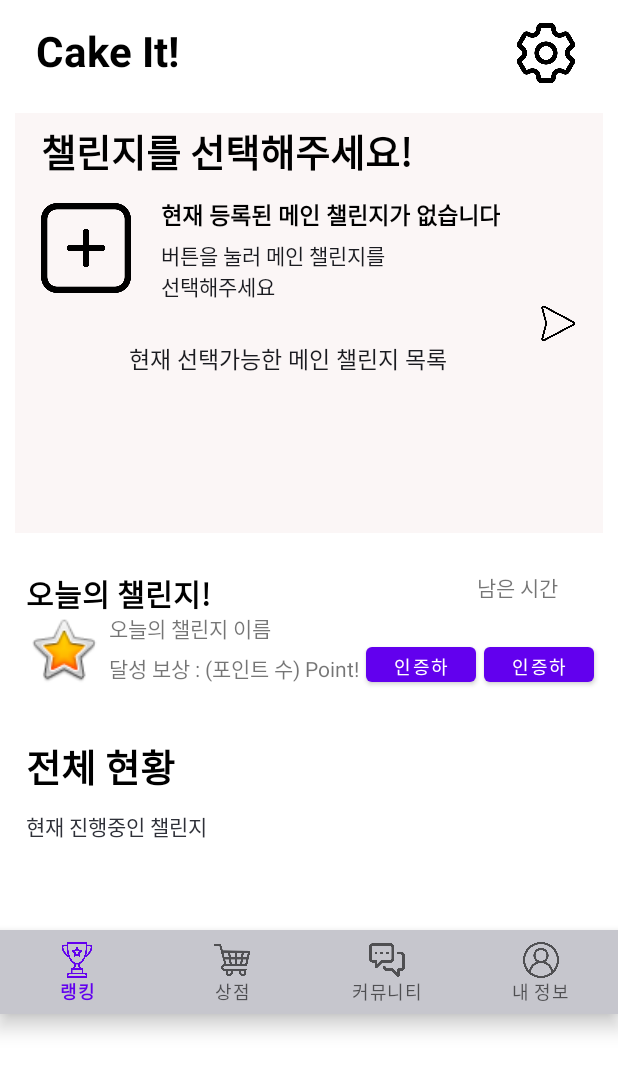
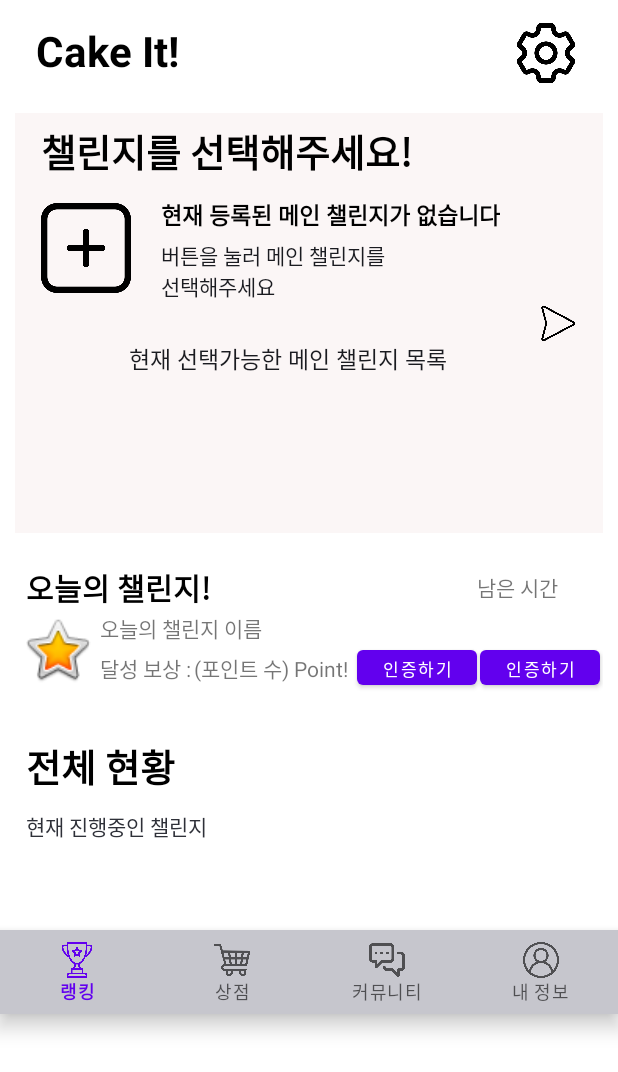
Before and after one commit to zzammin/Sw_project_android, an Android app: the screen it shows after launch (MainActivity), on a phone screen of 412 x 824 dp. Shown: the top 1072 px of the screen. Run offline under Robolectric (Android 15) with nearby library versions, the phone set to English and light mode, and no system bars.

Commit message:
logo 클릭 시 home으로 돌아오기 내용 보완

```diff
--- a/app/src/main/java/com/example/swproject/MainActivity.java
+++ b/app/src/main/java/com/example/swproject/MainActivity.java
@@ -23,6 +23,9 @@ import com.google.android.material.navigation.NavigationBarView;
 import java.util.ArrayList;
 
 public class MainActivity extends AppCompatActivity {
+    // fragment를 사용하려면 FragmentManager가 필요
+    private FragmentManager fragmentManager = getSupportFragmentManager();
+    // Fragment 클래스와 참조변수들
     Home home;
     Ranking ranking;
     Market market;
@@ -34,51 +37,48 @@ public class MainActivity extends AppCompatActivity {
         super.onCreate(savedInstanceState);
         setContentView(R.layout.activity_main);
 
-        // fragment 모음
+        // Fragment 모음
         home = new Home();
         ranking = new Ranking();
         market = new Market();
         community = new Community();
         mypage = new MyPage();
 
-        getSupportFragmentManager().beginTransaction().replace(R.id.fregment_linear,home).commit();
+        // fragment_linear (fragment가 들어갈 layout)에 fragment 추가
+        fragmentManager.beginTransaction().add(R.id.fragment_linear,home).commit();
+        fragmentManager.beginTransaction().add(R.id.fragment_linear,ranking).hide(ranking).commit();
+        fragmentManager.beginTransaction().add(R.id.fragment_linear,market).hide(market).commit();
+        fragmentManager.beginTransaction().add(R.id.fragment_linear,community).hide(community).commit();
+        fragmentManager.beginTransaction().add(R.id.fragment_linear,mypage).hide(mypage).commit();
 
-        // id가 pager인 viewpager가 home.xml에 있기 때문에 inflate
-//        LayoutInflater inflater = LayoutInflater.from(this);
-//        View inflate_home=inflater.inflate(R.layout.home,null);
-        //
-
-        // 얘를 Home에 옮겨야 될 듯?? 어떻게 옮기지?
-//        ViewPager2 pager = inflate_home.findViewById(R.id.pager);
-//
-//        pager.setOffscreenPageLimit(5);
-//
-//        pager.setAdapter(new ChallengePagerAdapter(this));
-
+        // 하단 바
         NavigationBarView navigationBarView = findViewById(R.id.bottom_tab);
         navigationBarView.setOnItemReselectedListener(new NavigationBarView.OnItemReselectedListener() {
             @Override
             public void onNavigationItemReselected(@NonNull MenuItem item) {
                 int itemId = item.getItemId();
-
+                // 하단 바에서 선택하는 icon에 따라 show, hide 되는 fragment 변경
                 if (itemId == R.id.ranking) {
-                    getSupportFragmentManager().beginTransaction().replace(R.id.fregment_linear, ranking).commit();
+                    fragmentManager.beginTransaction().show(ranking).hide(home).hide(market).hide(community).hide(mypage).commit();
                 } else if (itemId == R.id.market) {
-                    getSupportFragmentManager().beginTransaction().replace(R.id.fregment_linear, market).commit();
+                    fragmentManager.beginTransaction().show(market).hide(home).hide(ranking).hide(community).hide(mypage).commit();
                 } else if (itemId == R.id.community) {
-                    getSupportFragmentManager().beginTransaction().replace(R.id.fregment_linear, community).commit();
+                    fragmentManager.beginTransaction().show(community).hide(home).hide(ranking).hide(market).hide(mypage).commit();
                 } else if (itemId == R.id.mypage) {
-                    getSupportFragmentManager().beginTransaction().replace(R.id.fregment_linear, mypage).commit();
+                    fragmentManager.beginTransaction().show(mypage).hide(home).hide(ranking).hide(market).hide(community).commit();
                 }
             }
         });
 
+        // Cake It! 로고 click 시 home 으로 돌아오기
         TextView cake_it = (TextView) findViewById(R.id.Cake_it);
         cake_it.setOnClickListener(new View.OnClickListener() {
             @Override
             public void onClick(View view) {
-                getSupportFragmentManager().beginTransaction().replace(R.id.fregment_linear,home).commit();
+
+                fragmentManager.beginTransaction().show(home).hide(ranking).hide(market).hide(community).hide(mypage).commit();
             }
         });
+
     }
 }
--- a/app/src/main/res/layout/activity_main.xml
+++ b/app/src/main/res/layout/activity_main.xml
@@ -52,7 +52,7 @@
 
         <!--fragment 들어갈 layout-->
         <LinearLayout
-            android:id="@+id/fregment_linear"
+            android:id="@+id/fragment_linear"
             android:layout_width="match_parent"
             android:layout_height="wrap_content"
             android:orientation="vertical"
--- a/app/src/main/res/layout/home.xml
+++ b/app/src/main/res/layout/home.xml
@@ -42,7 +42,7 @@
                 android:layout_width="wrap_content"
                 android:layout_height="wrap_content"
                 android:layout_marginStart="7dp"
-                android:layout_marginTop="10dp"
+                android:layout_marginTop="6dp"
                 android:text="오늘의 챌린지!"
                 android:textColor="@color/black"
                 android:textSize="20dp"
@@ -54,7 +54,7 @@
                 android:id="@+id/today_challenge_image"
                 android:layout_width="50dp"
                 android:layout_height="50dp"
-                android:layout_marginStart="7dp"
+                android:layout_marginStart="3dp"
                 android:layout_marginBottom="8dp"
                 app:layout_constraintBottom_toBottomOf="parent"
                 app:layout_constraintStart_toStartOf="parent"
@@ -64,7 +64,7 @@
                 android:id="@+id/textView5"
                 android:layout_width="wrap_content"
                 android:layout_height="wrap_content"
-                android:layout_marginStart="5dp"
+                android:layout_marginStart="3dp"
                 android:layout_marginBottom="5dp"
                 android:text="오늘의 챌린지 이름"
                 app:layout_constraintBottom_toTopOf="@+id/textView6"
@@ -74,7 +74,7 @@
                 android:id="@+id/textView6"
                 android:layout_width="wrap_content"
                 android:layout_height="wrap_content"
-                android:layout_marginStart="5dp"
+                android:layout_marginStart="3dp"
                 android:layout_marginBottom="10dp"
                 android:text="달성 보상 :"
                 app:layout_constraintBottom_toBottomOf="parent"
@@ -84,7 +84,7 @@
                 android:id="@+id/textView7"
                 android:layout_width="wrap_content"
                 android:layout_height="wrap_content"
-                android:layout_marginStart="3dp"
+                android:layout_marginStart="2dp"
                 android:layout_marginBottom="10dp"
                 android:text="(포인트 수) Point!"
                 app:layout_constraintBottom_toBottomOf="parent"
@@ -92,23 +92,23 @@
 
             <Button
                 android:id="@+id/button1"
-                android:layout_width="73dp"
+                android:layout_width="80dp"
                 android:layout_height="35dp"
-                android:layout_marginEnd="5dp"
-                android:layout_marginBottom="5dp"
+                android:layout_marginEnd="2dp"
+                android:layout_marginBottom="3dp"
                 android:text="인증하기"
-                android:textSize="12dp"
+                android:textSize="11dp"
                 app:layout_constraintBottom_toBottomOf="parent"
                 app:layout_constraintEnd_toStartOf="@+id/button2" />
 
             <Button
                 android:id="@+id/button2"
-                android:layout_width="73dp"
+                android:layout_width="80dp"
                 android:layout_height="35dp"
-                android:layout_marginEnd="6dp"
-                android:layout_marginBottom="5dp"
+                android:layout_marginEnd="2dp"
+                android:layout_marginBottom="3dp"
                 android:text="인증하기"
-                android:textSize="12dp"
+                android:textSize="11dp"
                 app:layout_constraintBottom_toBottomOf="parent"
                 app:layout_constraintEnd_toEndOf="parent" />
 
```
